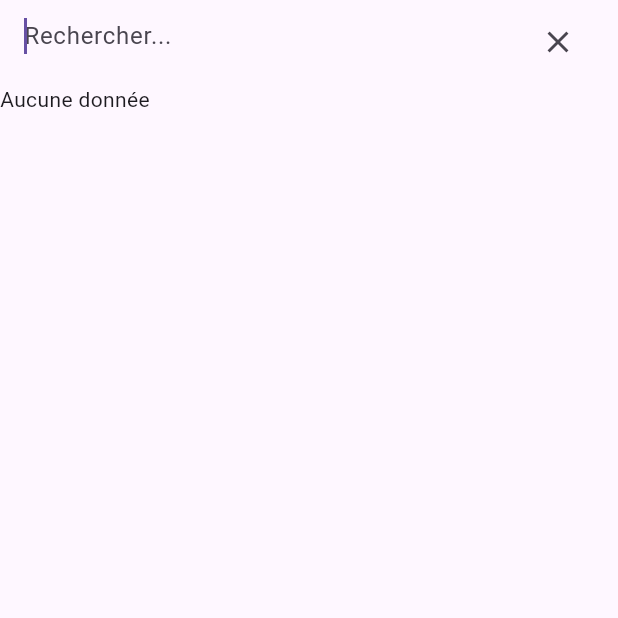
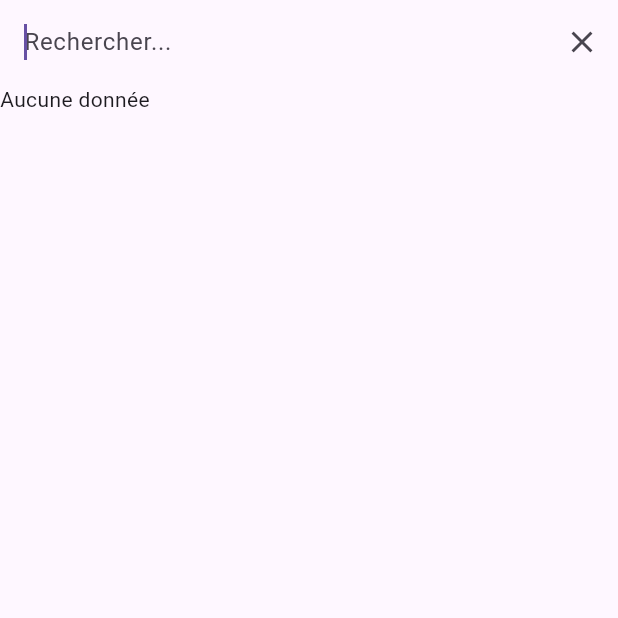
Before and after one commit to medina474/cinema_flutter, a Flutter app: the screen it shows after launch, after a tap on the "search" icon, on a phone screen of 412 x 824 dp, the top half of it. Run offline on Flutter 3.47's test engine with Material 3 defaults, Android fonts, the phone set to English and light mode, and no system bars; our stand-ins replace shimmer; missing offline and left inert: dart_phonetics; network calls fail.

Commit message:
close search

```diff
--- a/lib/views/acteurs.dart
+++ b/lib/views/acteurs.dart
@@ -13,9 +13,8 @@ class ActeursWidget extends StatefulWidget {
   State<ActeursWidget> createState() => _ActeursWidgetState();
 }
 
-class _ActeursWidgetState extends State<ActeursWidget> {
-  _ActeursWidgetState();
-
+class _ActeursWidgetState extends State<ActeursWidget>
+    with SingleTickerProviderStateMixin {
   late Future<List<Acteur>> futureActors;
   List<Acteur> allActors = [];
   List<Acteur> filteredActors = [];
@@ -23,16 +22,30 @@ class _ActeursWidgetState extends State<ActeursWidget> {
   bool isSearching = false;
   TextEditingController searchController = TextEditingController();
 
+  late AnimationController _iconRotationController;
+
   @override
   void initState() {
     super.initState();
     futureActors = getActeurs();
+    _iconRotationController = AnimationController(
+      duration: Duration(milliseconds: 300),
+      vsync: this,
+    );
+  }
+
+  @override
+  void dispose() {
+    _iconRotationController.dispose();
+    searchController.dispose();
+    super.dispose();
   }
 
   void startSearch() {
     setState(() {
       isSearching = true;
       filteredActors = allActors;
+      _iconRotationController.forward();
     });
   }
 
@@ -40,8 +53,6 @@ class _ActeursWidgetState extends State<ActeursWidget> {
     setState(() {
       final encoder = DoubleMetaphone.withMaxLength(10);
       final encoding = encoder.encode(query);
-      debugPrint("$query ${encoding?.alternates}");
-
       if (encoding != null) {
         filteredActors =
             allActors
@@ -59,6 +70,7 @@ class _ActeursWidgetState extends State<ActeursWidget> {
       isSearching = false;
       searchController.clear();
       filteredActors = allActors;
+      _iconRotationController.reverse();
     });
   }
 
@@ -78,22 +90,35 @@ class _ActeursWidgetState extends State<ActeursWidget> {
         title:
             isSearching
                 ? TextField(
+                  key: ValueKey('searchField'),
                   controller: searchController,
                   autofocus: true,
                   decoration: InputDecoration(
                     hintText: 'Rechercher...',
                     border: InputBorder.none,
-                    suffixIcon: IconButton(
-                      icon: Icon(Icons.clear),
-                      onPressed: stopSearch,
-                    ),
                   ),
                   onChanged: updateSearch,
                 )
-                : Text("Acteurs"),
+                : Text("Acteurs", key: ValueKey('title')),
         actions: [
-          if (!isSearching)
-            IconButton(icon: Icon(Icons.search), onPressed: startSearch),
+          IconButton(
+            icon: AnimatedBuilder(
+              animation: _iconRotationController,
+              builder: (context, child) {
+                return Transform.rotate(
+                  angle: _iconRotationController.value * 0.5 * 3.1416,
+                  child: Icon(isSearching ? Icons.close : Icons.search),
+                );
+              },
+            ),
+            onPressed: () {
+              if (isSearching) {
+                stopSearch();
+              } else {
+                startSearch();
+              }
+            },
+          ),
         ],
       ),
       body: FutureBuilder<List<Acteur>>(
```
